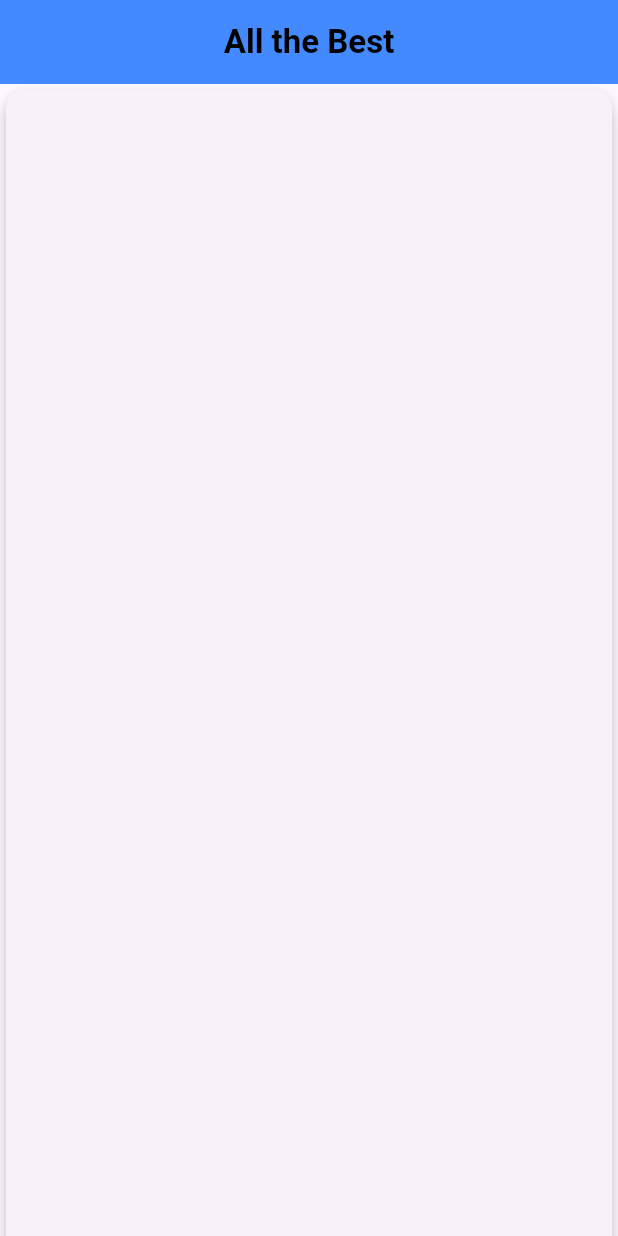
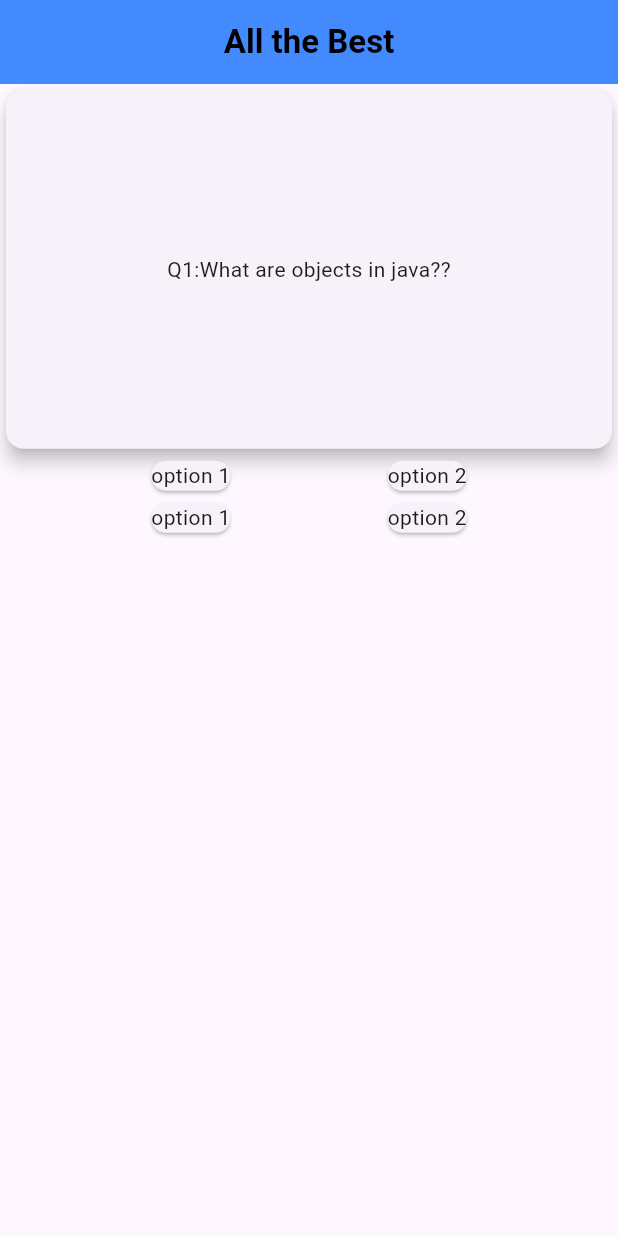
Before and after one commit to prashantSj789/quizmate, a Flutter app: the screen it shows after launch, on a phone screen of 412 x 824 dp. Run offline on Flutter 3.47's test engine with Material 3 defaults, Android fonts, the phone set to English and light mode, and no system bars; our stand-ins replace dio, google_fonts, lottie; Roboto replaces fonts that are missing (Rye).

Commit message:
"first commit"

```diff
--- a/lib/Screens/QuizScreen.dart
+++ b/lib/Screens/QuizScreen.dart
@@ -19,16 +19,42 @@ class _QuizScreenState extends State<QuizScreen> {
       backgroundColor: Colors.blueAccent,
       title: Center(child: Text("All the Best",style: GoogleFonts.rye(color: Colors.black,fontWeight: FontWeight.bold),)),
       ),
-      body: ListView(
+      body: Column(
         children: [
           SizedBox(
-            height: height,
-            width: width,
+            height: height*0.3,
+            width: width*095,
             child: Card(
                   elevation: 5,
+                  child: Center(child: Text('Q1:What are objects in java??')),
+            ),
+          ),
+          Row(
+            mainAxisAlignment: MainAxisAlignment.spaceEvenly,
+            children: [
+              Center(
+                child: Card(
+                 child: Text("option 1"),
+                ),
+              ),
+              Card(
+               child: Text("option 2"),
+              ),
+            ],
+          ),
+            Row(
+            mainAxisAlignment: MainAxisAlignment.spaceEvenly,
+            children: [
+              Card(
+               child: Text("option 1"),
+              ),
+              Card(
+               child: Text("option 2"),
+              ),
+            ],
+          ),
 
-            ),
-          )
+
         ],
       )
     ,
```
